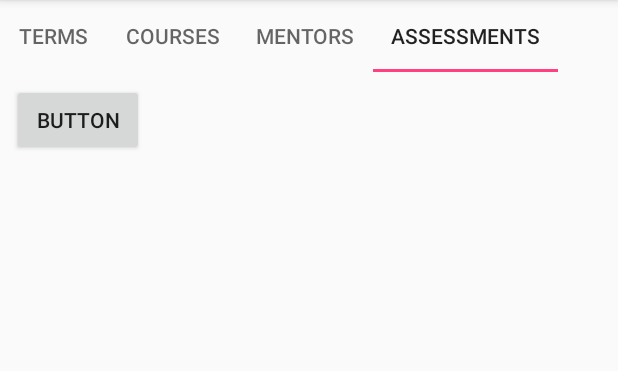
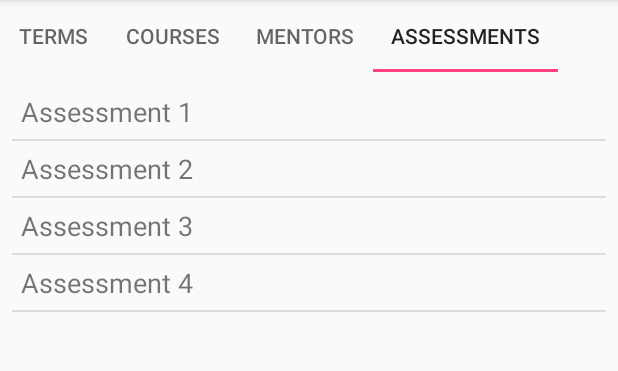
Before and after one commit to jenslarsen/ScheduleOwl, an Android app: the screen it shows after launch (MainActivity), tab 4 chosen, on a phone screen of 412 x 824 dp, the part 84-455 px from its top. Run offline under Robolectric (Android 15) with nearby library versions, the phone set to English and light mode, and no system bars.

Commit message:
Display dummy data on assessments tab

```diff
--- a/app/src/main/java/com/jenslarsen/scheduleowl/MainActivity.java
+++ b/app/src/main/java/com/jenslarsen/scheduleowl/MainActivity.java
@@ -6,6 +6,7 @@ import android.support.v4.view.ViewPager;
 import android.support.v7.app.AppCompatActivity;
 
 import com.jenslarsen.scheduleowl.db.Datasource;
+import com.jenslarsen.scheduleowl.model.Assessment;
 import com.jenslarsen.scheduleowl.model.Course;
 import com.jenslarsen.scheduleowl.model.Mentor;
 import com.jenslarsen.scheduleowl.model.Term;
@@ -24,24 +25,31 @@ public class MainActivity extends AppCompatActivity {
         tabLayout.setupWithViewPager(viewPager);
 
         // add some dummy data to the terms
-        for( int index = 1; index < 5; index++) {
+        for (int index = 1; index < 5; index++) {
             Term tempTerm = new Term();
             tempTerm.setTitle("Term " + index);
             Datasource.terms.add(tempTerm);
         }
 
         // add some dummy data to the mentors
-        for( int index = 1; index < 5; index++) {
+        for (int index = 1; index < 5; index++) {
             Mentor tempMentor = new Mentor();
             tempMentor.setName("Mentor " + index);
             Datasource.mentors.add(tempMentor);
         }
 
         // add some dummy data to the courses
-        for( int index = 1; index < 5; index++) {
+        for (int index = 1; index < 5; index++) {
             Course tempCourse = new Course();
             tempCourse.setTitle("Course " + index);
             Datasource.courses.add(tempCourse);
         }
+
+        // add some dummy data to the assessments
+        for (int index = 1; index < 5; index++) {
+            Assessment tempAssessment = new Assessment();
+            tempAssessment.setTitle("Assessment " + index);
+            Datasource.assessments.add(tempAssessment);
+        }
     }
 }
--- a/app/src/main/java/com/jenslarsen/scheduleowl/db/Datasource.java
+++ b/app/src/main/java/com/jenslarsen/scheduleowl/db/Datasource.java
@@ -3,6 +3,7 @@ package com.jenslarsen.scheduleowl.db;
 import com.jenslarsen.scheduleowl.model.Course;
 import com.jenslarsen.scheduleowl.model.Term;
 import com.jenslarsen.scheduleowl.model.Mentor;
+import com.jenslarsen.scheduleowl.model.Assessment;
 
 
 import java.util.ArrayList;
@@ -13,4 +14,5 @@ public class Datasource {
     public static ArrayList<Term> terms = new ArrayList<>();
     public static ArrayList<Mentor> mentors = new ArrayList<>();
     public static ArrayList<Course> courses = new ArrayList<>();
+    public static ArrayList<Assessment> assessments = new ArrayList<>();
 }
--- a/app/src/main/java/com/jenslarsen/scheduleowl/model/Assessment.java
+++ b/app/src/main/java/com/jenslarsen/scheduleowl/model/Assessment.java
@@ -2,7 +2,7 @@ package com.jenslarsen.scheduleowl.model;
 
 import java.util.Date;
 
-class Assessment {
+public class Assessment {
     private String title;
     private Date dueDate;
 
@@ -21,4 +21,9 @@ class Assessment {
     public void setDueDate(Date dueDate) {
         this.dueDate = dueDate;
     }
+
+    @Override
+    public String toString() {
+        return getTitle();
+    }
 }
--- a/app/src/main/res/layout/fragment_assessments.xml
+++ b/app/src/main/res/layout/fragment_assessments.xml
@@ -1,13 +1,14 @@
 <?xml version="1.0" encoding="utf-8"?>
-<FrameLayout xmlns:android="http://schemas.android.com/apk/res/android"
+<LinearLayout xmlns:android="http://schemas.android.com/apk/res/android"
     xmlns:tools="http://schemas.android.com/tools"
     android:layout_width="match_parent"
     android:layout_height="match_parent"
+    android:orientation="vertical"
     tools:context=".fragmentAssessments">
 
-    <Button
-        android:id="@+id/buttonAssessments"
-        android:layout_width="wrap_content"
-        android:layout_height="wrap_content"
-        android:text="Button" />
-</FrameLayout>
+    <ListView
+        android:id="@+id/listViewAssessments"
+        android:layout_width="match_parent"
+        android:layout_height="match_parent">
+    </ListView>
+</LinearLayout>
```
Also changed, not shown: app/src/main/java/com/jenslarsen/scheduleowl/fragmentAssessments.java (+14 -13 lines).
